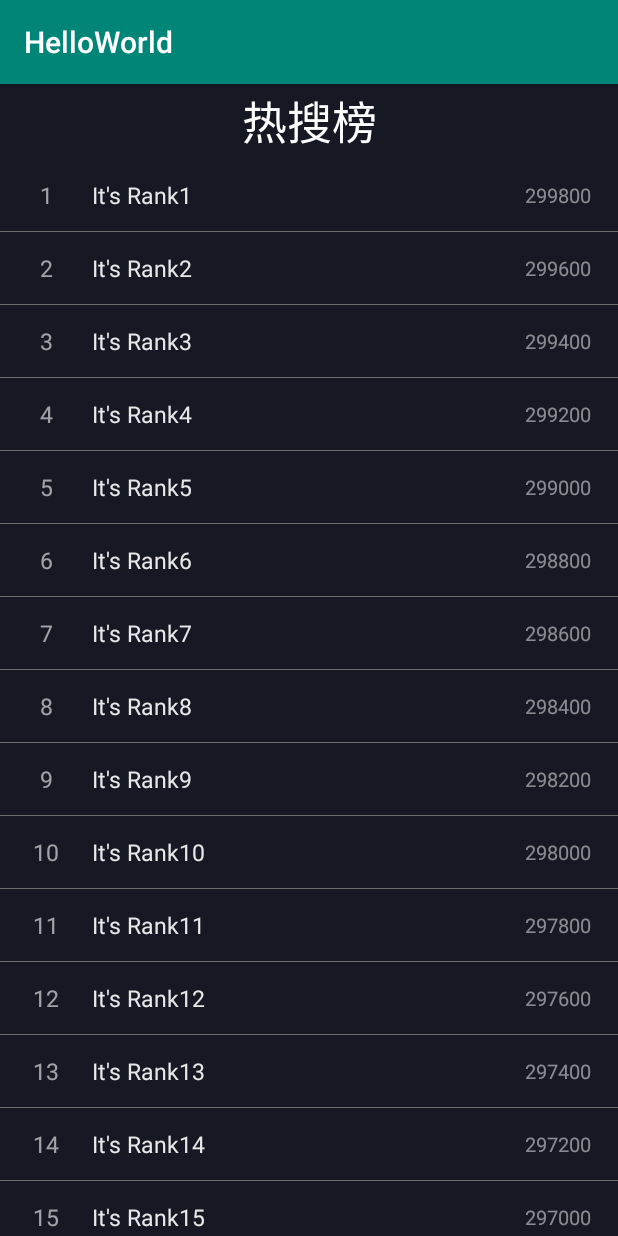
After one commit to AshenAshes/Android_develop, an Android app: the RecyclerViewActivity screen opened directly, with no data from a screen before it, on a phone screen of 412 x 824 dp. The commit adds this screen. Run offline under Robolectric (Android 15) with nearby library versions, the phone set to English and light mode, and no system bars.

Commit message:
day2 recyclerview

```diff
--- a/HelloWorld/app/build.gradle
+++ b/HelloWorld/app/build.gradle
@@ -27,4 +27,6 @@ dependencies {
     androidTestImplementation 'androidx.test:runner:1.2.0'
     androidTestImplementation 'androidx.test.espresso:espresso-core:3.2.0'
     implementation 'pl.droidsonroids.gif:android-gif-drawable:1.2.17'
+    //noinspection GradleCompatible
+    implementation 'com.android.support:recyclerview-v7:28.0.0'
 }
--- a/HelloWorld/app/src/main/AndroidManifest.xml
+++ b/HelloWorld/app/src/main/AndroidManifest.xml
@@ -1,5 +1,6 @@
 <?xml version="1.0" encoding="utf-8"?>
 <manifest xmlns:android="http://schemas.android.com/apk/res/android"
+    xmlns:tools="http://schemas.android.com/tools"
     package="com.example.helloworld">
 
     <application
@@ -8,7 +9,9 @@
         android:label="@string/app_name"
         android:roundIcon="@mipmap/ic_launcher_round"
         android:supportsRtl="true"
-        android:theme="@style/AppTheme">
+        android:theme="@style/AppTheme"
+        tools:ignore="GoogleAppIndexingWarning">
+        <activity android:name=".recyclerview.RecyclerViewActivity"/>
         <activity android:name=".MainActivity">
             <intent-filter>
                 <action android:name="android.intent.action.MAIN" />
--- a/HelloWorld/app/src/main/java/com/example/helloworld/MainActivity.java
+++ b/HelloWorld/app/src/main/java/com/example/helloworld/MainActivity.java
@@ -2,6 +2,7 @@ package com.example.helloworld;
 
 import androidx.appcompat.app.AppCompatActivity;
 
+import android.content.Intent;
 import android.os.Bundle;
 
 import java.io.IOException;
@@ -10,8 +11,11 @@ import pl.droidsonroids.gif.GifImageView;
 
 import android.util.Log;
 import android.view.View;
+import android.widget.Button;
 import android.widget.RadioButton;
 import android.widget.RadioGroup;
+
+import com.example.helloworld.recyclerview.RecyclerViewActivity;
 
 public class MainActivity extends AppCompatActivity {
     GifImageView giv;
@@ -24,6 +28,7 @@ public class MainActivity extends AppCompatActivity {
 
         giv = findViewById(R.id.giv1);
         RadioGroup radGroup = findViewById(R.id.radioGroup);
+        Button nextBtn = findViewById(R.id.nextBtn);
         initGiv1();
         radGroup.setOnCheckedChangeListener(new RadioGroup.OnCheckedChangeListener() {
             @Override
@@ -46,6 +51,14 @@ public class MainActivity extends AppCompatActivity {
                     Log.d("checkChangeResult:", "Shy");
                     initGiv4();
                 }
+            }
+        });
+
+        nextBtn.setOnClickListener(new View.OnClickListener() {
+            @Override
+            public void onClick(View view) {
+                Intent intent=new Intent(MainActivity.this, RecyclerViewActivity.class);
+                startActivity(intent);
             }
         });
     }
--- /dev/null
+++ b/HelloWorld/app/src/main/java/com/example/helloworld/recyclerview/Data.java
@@ -0,0 +1,15 @@
+package com.example.helloworld.recyclerview;
+
+public class Data {
+    private int mdataRank;
+    private String mdataInf;
+    private int mdataHotValue;
+
+    public void setRank(int i){ mdataRank=i; }
+    public void setInf(String i){ mdataInf=i; }
+    public void setHotValue(int i){ mdataHotValue=i;}
+
+    public int getRank(){ return mdataRank; }
+    public String getInf(){ return mdataInf; }
+    public int getHotValue(){ return mdataHotValue; }
+}
--- /dev/null
+++ b/HelloWorld/app/src/main/java/com/example/helloworld/recyclerview/RecyclerViewActivity.java
@@ -0,0 +1,32 @@
+package com.example.helloworld.recyclerview;
+
+import android.os.Bundle;
+import android.util.Log;
+
+import androidx.appcompat.app.AppCompatActivity;
+import androidx.core.content.ContextCompat;
+import androidx.recyclerview.widget.DividerItemDecoration;
+import androidx.recyclerview.widget.LinearLayoutManager;
+import androidx.recyclerview.widget.RecyclerView;
+
+import com.example.helloworld.R;
+
+public class RecyclerViewActivity extends AppCompatActivity {
+    private RecyclerView mRecyclerView;
+    private RvAdapter mAdapter;
+
+    @Override
+    protected void onCreate(Bundle savedInstanceState) {
+        super.onCreate(savedInstanceState);
+        setContentView(R.layout.activity_rv);
+        mRecyclerView=findViewById(R.id.rv);
+        mRecyclerView.setLayoutManager(new LinearLayoutManager(this));
+        DividerItemDecoration divider=new DividerItemDecoration(this,DividerItemDecoration.VERTICAL);
+        divider.setDrawable(ContextCompat.getDrawable(this,R.drawable.mydecoration));
+        mRecyclerView.addItemDecoration(divider);
+        mAdapter= new RvAdapter();
+        mAdapter.initData();
+        mRecyclerView.setAdapter(mAdapter);
+        mAdapter.notifyDataSetChanged();
+    }
+}
--- /dev/null
+++ b/HelloWorld/app/src/main/java/com/example/helloworld/recyclerview/RvAdapter.java
@@ -0,0 +1,44 @@
+package com.example.helloworld.recyclerview;
+
+import android.view.LayoutInflater;
+import android.view.View;
+import android.view.ViewGroup;
+
+import androidx.annotation.NonNull;
+import androidx.recyclerview.widget.RecyclerView;
+
+import com.example.helloworld.R;
+
+import java.util.ArrayList;
+import java.util.List;
+
+public class RvAdapter extends RecyclerView.Adapter {
+    private List<Data> mData=new ArrayList<>();
+
+    @NonNull
+    @Override
+    public RecyclerView.ViewHolder onCreateViewHolder(@NonNull ViewGroup parent, int viewType) {
+        View v= LayoutInflater.from(parent.getContext()).inflate(R.layout.item,parent,false);
+        return new ViewHolder(v);
+    }
+
+    @Override
+    public void onBindViewHolder(@NonNull RecyclerView.ViewHolder holder, int position) {
+        ((ViewHolder)holder).bind(mData.get(position));
+    }
+
+    @Override
+    public int getItemCount() {
+        return mData.size();
+    }
+
+    public void initData(){
+        for(int i=1;i<=100;i++){
+            Data myData=new Data();
+            myData.setRank(i);
+            myData.setInf("It's Rank"+i);
+            myData.setHotValue(300000-i*200);
+            mData.add(myData);
+        }
+    }
+}
--- /dev/null
+++ b/HelloWorld/app/src/main/java/com/example/helloworld/recyclerview/ViewHolder.java
@@ -0,0 +1,27 @@
+package com.example.helloworld.recyclerview;
+
+import android.view.View;
+import android.widget.TextView;
+
+import androidx.annotation.NonNull;
+import androidx.recyclerview.widget.RecyclerView;
+
+import com.example.helloworld.R;
+
+public class ViewHolder extends RecyclerView.ViewHolder {
+    private TextView mTextViewRank,mTextViewInf,mTextViewHotValue;
+
+    public ViewHolder(@NonNull View itemView) {
+        super(itemView);
+        mTextViewRank=itemView.findViewById(R.id.rank);
+        mTextViewInf=itemView.findViewById(R.id.inf);
+        mTextViewHotValue=itemView.findViewById(R.id.hotValue);
+    }
+
+    public void bind(Data myData){
+        if(null==myData) return;
+        mTextViewRank.setText(String.valueOf(myData.getRank()));
+        mTextViewInf.setText(myData.getInf());
+        mTextViewHotValue.setText(String.valueOf(myData.getHotValue()));
+    }
+}
--- /dev/null
+++ b/HelloWorld/app/src/main/res/drawable/mydecoration.xml
@@ -0,0 +1,10 @@
+<?xml version="1.0" encoding="utf-8"?>
+<shape xmlns:android="http://schemas.android.com/apk/res/android"
+    android:shape="rectangle">
+    <gradient
+        android:startColor="#6D6D6D"
+        android:endColor="#6D6D6D"
+        android:centerColor="#6D6D6D"
+        android:type="linear"/>
+    <size android:height="0.8dp"/>
+</shape>
--- a/HelloWorld/app/src/main/res/layout/activity_main.xml
+++ b/HelloWorld/app/src/main/res/layout/activity_main.xml
@@ -57,6 +57,7 @@
 
 
     <Button
+        android:id="@+id/button4"
         android:layout_width="wrap_content"
         android:layout_height="wrap_content"
         android:onClick="resetClick"
@@ -141,5 +142,17 @@
         app:layout_constraintVertical_bias="0.8"
         app:srcCompat="@drawable/wa" />
 
+    <Button
+        android:id="@+id/nextBtn"
+        android:layout_width="wrap_content"
+        android:layout_height="wrap_content"
+        android:text="Next Page"
+        app:layout_constraintBottom_toBottomOf="parent"
+        app:layout_constraintEnd_toEndOf="parent"
+        app:layout_constraintHorizontal_bias="0.5"
+        app:layout_constraintStart_toStartOf="parent"
+        app:layout_constraintTop_toTopOf="parent"
+        app:layout_constraintVertical_bias="0.95" />
+
 
 </androidx.constraintlayout.widget.ConstraintLayout>
--- /dev/null
+++ b/HelloWorld/app/src/main/res/layout/activity_rv.xml
@@ -0,0 +1,21 @@
+<?xml version="1.0" encoding="utf-8"?>
+<LinearLayout xmlns:android="http://schemas.android.com/apk/res/android"
+    android:orientation="vertical"
+    android:layout_width="match_parent"
+    android:layout_height="match_parent"
+    android:background="#161823">
+
+    <TextView
+        android:layout_width="match_parent"
+        android:layout_height="50dp"
+        android:text="热搜榜"
+        android:gravity="center"
+        android:textSize="30sp"
+        android:textColor="#ffffffff"/>
+
+    <androidx.recyclerview.widget.RecyclerView
+        android:id="@+id/rv"
+        android:layout_width="match_parent"
+        android:layout_height="match_parent" />
+
+</LinearLayout>
--- /dev/null
+++ b/HelloWorld/app/src/main/res/layout/item.xml
@@ -0,0 +1,37 @@
+<?xml version="1.0" encoding="utf-8"?>
+<LinearLayout xmlns:android="http://schemas.android.com/apk/res/android"
+    android:layout_width="match_parent"
+    android:layout_height="48dp"
+    android:background="#161823"
+    android:orientation="horizontal">
+
+    <TextView
+        android:id="@+id/rank"
+        android:layout_width="0dp"
+        android:layout_height="wrap_content"
+        android:layout_gravity="center_vertical"
+        android:layout_weight="1.5"
+        android:gravity="center"
+        android:textColor="#99ffffff"
+        android:textSize="15sp" />
+
+    <TextView
+        android:id="@+id/inf"
+        android:layout_width="0dp"
+        android:layout_height="wrap_content"
+        android:layout_gravity="center_vertical"
+        android:layout_weight="7"
+        android:textColor="#e6ffffff"
+        android:textSize="15sp" />
+
+    <TextView
+        android:id="@+id/hotValue"
+        android:layout_width="0dp"
+        android:layout_height="wrap_content"
+        android:layout_gravity="center_vertical"
+        android:layout_weight="1.5"
+        android:gravity="left"
+        android:textColor="#7fffffff"
+        android:textSize="13sp" />
+
+</LinearLayout>
```
